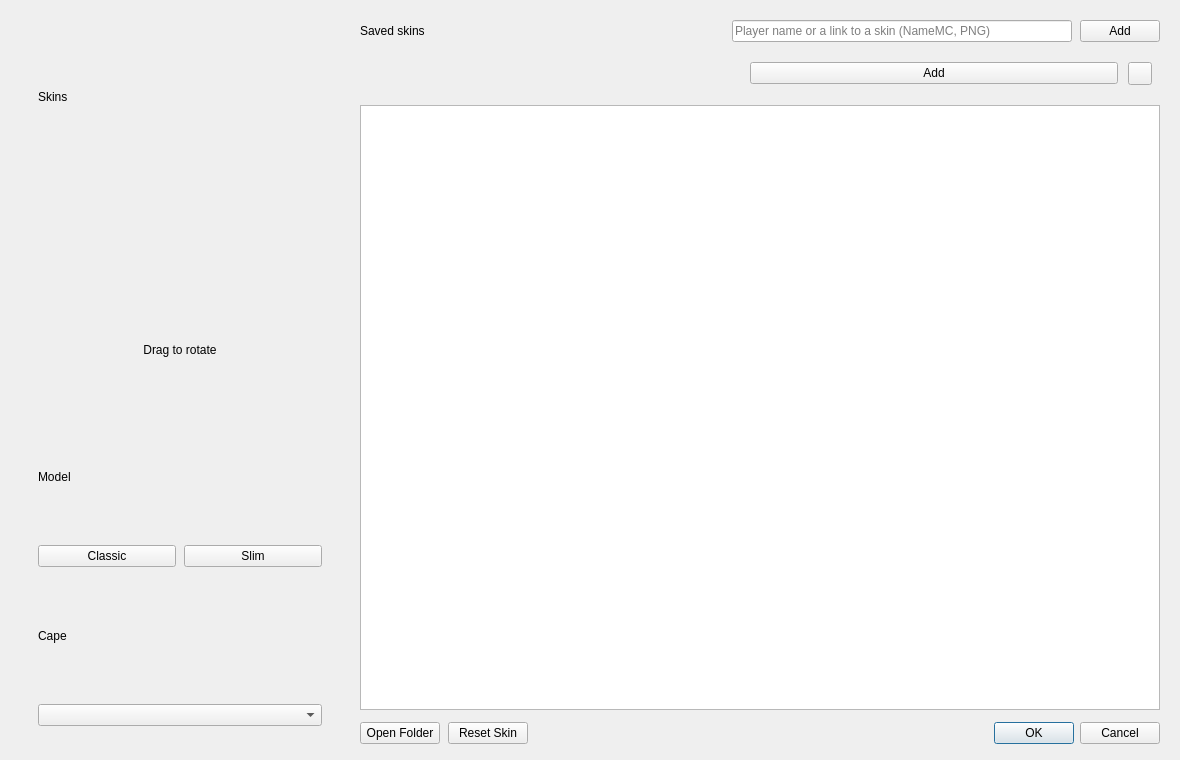
Qt form launcher/ui/dialogs/skins/SkinManageDialog.ui (saxxumm/PrixumLauncher) before a commit.
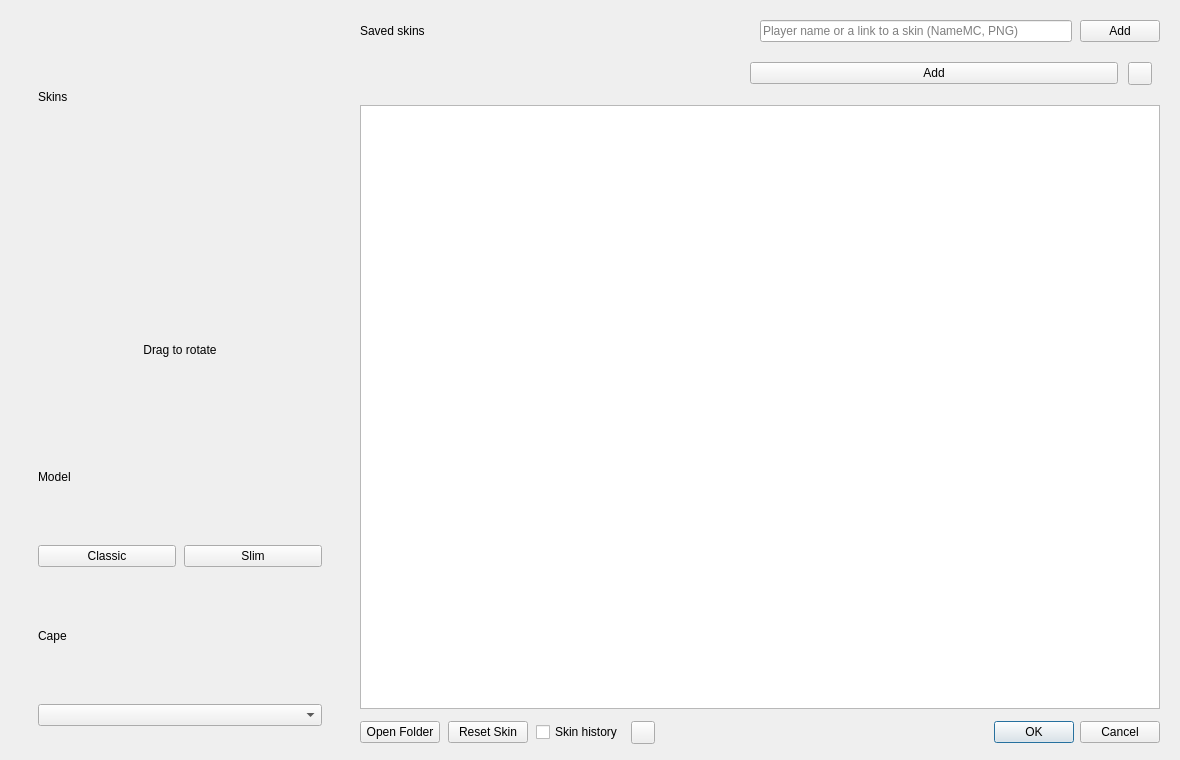
The same form after that commit.

Commit message:
Skins: load the skin history of the account from crafty.gg
Mojang only knows the current skin. For Microsoft accounts the skins
dialog asks the public Crafty API, at most twice a day, which skins the
account wore before and saves the new ones with their model and texture
address. Skins removed by hand are remembered and stay removed. A switch
in the dialog turns it off, a button loads the history right away.

Importing a player's skin now writes the skin index, the folder watcher
would otherwise reload the list without the model and the address.

What changed in the file:
```diff
--- a/launcher/ui/dialogs/skins/SkinManageDialog.ui
+++ b/launcher/ui/dialogs/skins/SkinManageDialog.ui
@@ -180,6 +180,13 @@
          </property>
         </widget>
        </item>
+       <item>
+        <widget class="QLabel" name="historyStatus">
+         <property name="novaRole" stdset="0">
+          <string notr="true">muted</string>
+         </property>
+        </widget>
+       </item>
        <item>
         <spacer name="headerSpacer">
          <property name="orientation">
@@ -197,7 +204,7 @@
         <widget class="QLineEdit" name="urlLine">
          <property name="minimumSize">
           <size>
-           <width>340</width>
+           <width>280</width>
            <height>0</height>
           </size>
          </property>
@@ -316,6 +323,23 @@
          </property>
         </widget>
        </item>
+       <item>
+        <widget class="QCheckBox" name="historyCheck">
+         <property name="text">
+          <string>Skin history</string>
+         </property>
+         <property name="toolTip">
+          <string>Twice a day the launcher asks crafty.gg which skins this account wore before and adds the new ones to the saved skins.</string>
+         </property>
+        </widget>
+       </item>
+       <item>
+        <widget class="QToolButton" name="historyRefresh">
+         <property name="toolTip">
+          <string>Load the skin history now</string>
+         </property>
+        </widget>
+       </item>
        <item>
         <spacer name="bottomSpacer">
          <property name="orientation">
```
The commit also changes 11 other files.
